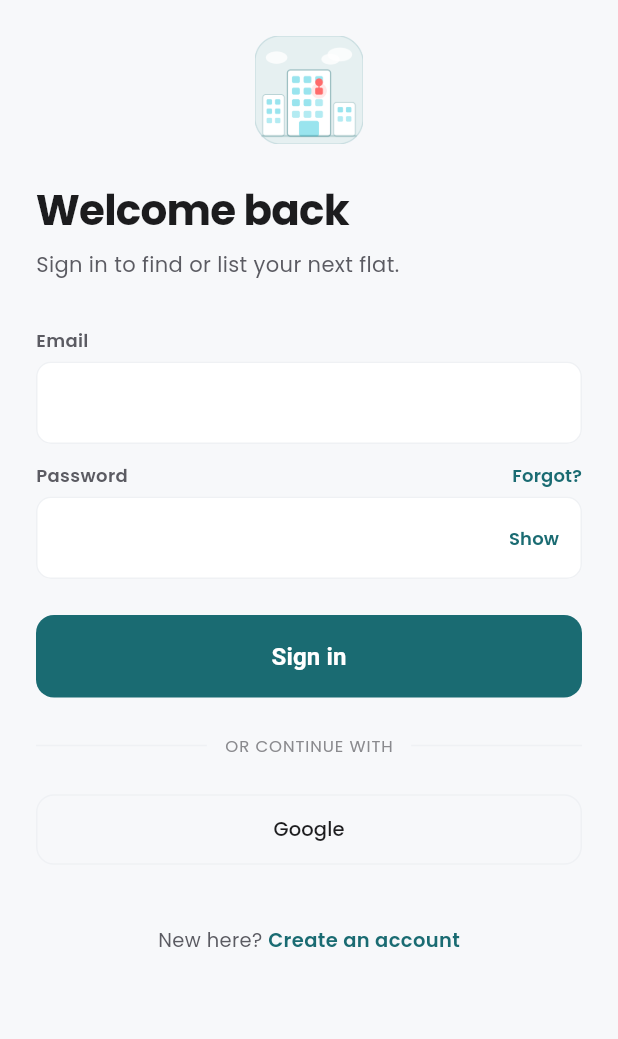
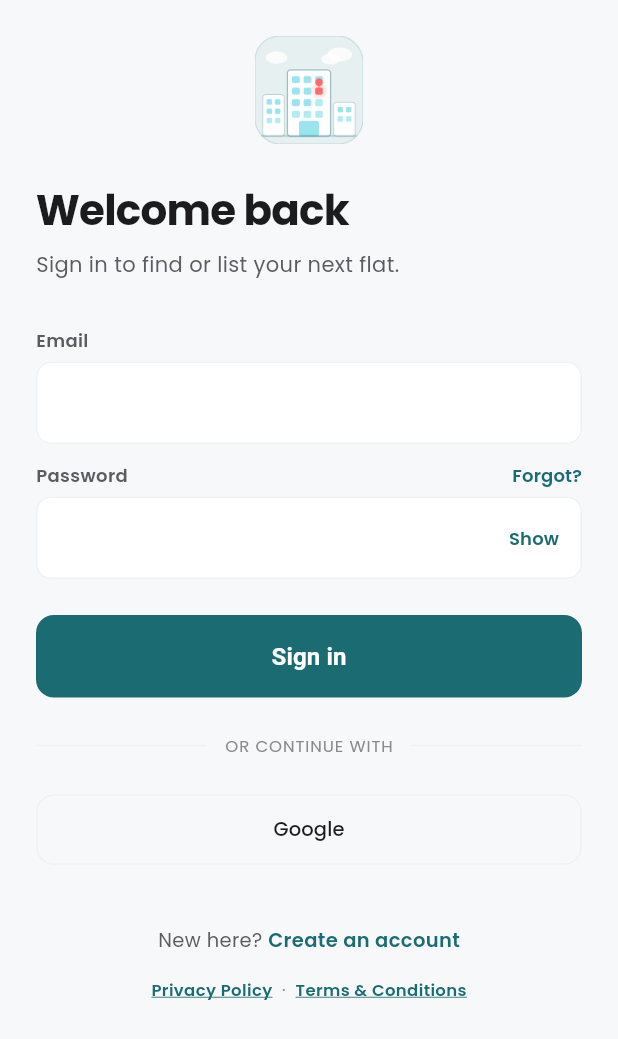
Before and after one commit to Frabbi727/flat_nest, a Flutter app: the screen it shows after launch, after a tap on "Skip", on a phone screen of 412 x 824 dp. Shown: the top 1039 px of the screen. Run offline on Flutter 3.47's test engine with Material 3 defaults, Android fonts, the phone set to English and light mode, and no system bars; our stand-ins replace cached_network_image, cloud_firestore, dio, equatable, firebase_core, firebase_messaging and 14 more; accounts and stored records are empty; network calls fail.

```diff
--- a/lib/app/modules/auth/view/login_view.dart
+++ b/lib/app/modules/auth/view/login_view.dart
@@ -1,6 +1,8 @@
 import 'package:flutter/material.dart';
 import 'package:get/get.dart';
 import '../../../core/localization/translation_keys.dart';
+import '../../../core/network/api_config.dart';
+import '../../../shared/web_view_screen.dart';
 import '../../../theme/app_text_styles.dart';
 import '../../../theme/flat_nest_theme.dart';
 import '../controller/auth_controller.dart';
@@ -42,6 +44,8 @@ class LoginView extends GetView<AuthController> {
               _buildSocialButtons(t),
               const SizedBox(height: 40),
               _buildFooter(t),
+              const SizedBox(height: 16),
+              _buildLegalLinks(t, context),
               const SizedBox(height: 24),
             ],
           ),
@@ -255,6 +259,32 @@ class LoginView extends GetView<AuthController> {
     );
   }
 
+  Widget _buildLegalLinks(FlatNestTheme t, BuildContext context) {
+    final base = ApiConfig.storageBaseUrl;
+    final linkStyle = AppTextStyles.caption.copyWith(
+      color: t.primary,
+      fontWeight: FontWeight.w600,
+      fontSize: 11,
+      decoration: TextDecoration.underline,
+      decorationColor: t.primary,
+    );
+    final sepStyle = AppTextStyles.caption.copyWith(color: t.inkSoft, fontSize: 11);
+    return Row(
+      mainAxisAlignment: MainAxisAlignment.center,
+      children: [
+        GestureDetector(
+          onTap: () => WebViewScreen.open(context, title: 'Privacy Policy', url: '$base/privacy-policy'),
+          child: Text('Privacy Policy', style: linkStyle),
+        ),
+        Text('  ·  ', style: sepStyle),
+        GestureDetector(
+          onTap: () => WebViewScreen.open(context, title: 'Terms & Conditions', url: '$base/terms-and-conditions'),
+          child: Text('Terms & Conditions', style: linkStyle),
+        ),
+      ],
+    );
+  }
+
   InputDecoration _inputDecoration(FlatNestTheme t) {
     return InputDecoration(
       filled: true,
--- a/lib/app/modules/owner/view/create_listing_step_owner_info_view.dart
+++ b/lib/app/modules/owner/view/create_listing_step_owner_info_view.dart
@@ -66,8 +66,9 @@ class CreateListingStepOwnerInfoView extends GetView<CreateListingController> {
             child: TextField(
               controller: controller.ownerPhoneController,
               keyboardType: TextInputType.phone,
+              maxLength: 20,
               style: AppTextStyles.bodyMedium.copyWith(color: t.ink, fontSize: 15),
-              decoration: _inputDeco(t).copyWith(hintText: '01XXXXXXXXX'),
+              decoration: _inputDeco(t).copyWith(hintText: '01XXXXXXXXX', counterText: ''),
             ),
           ),
           _FormGroup(
@@ -76,8 +77,9 @@ class CreateListingStepOwnerInfoView extends GetView<CreateListingController> {
             child: TextField(
               controller: controller.ownerAltPhoneController,
               keyboardType: TextInputType.phone,
+              maxLength: 20,
               style: AppTextStyles.bodyMedium.copyWith(color: t.ink, fontSize: 15),
-              decoration: _inputDeco(t).copyWith(hintText: 'Optional second number'),
+              decoration: _inputDeco(t).copyWith(hintText: 'Optional second number', counterText: ''),
             ),
           ),
           _FormGroup(
--- a/pubspec.yaml
+++ b/pubspec.yaml
@@ -33,6 +33,7 @@ dependencies:
   package_info_plus: ^8.3.0
   flutter_image_compress: ^2.3.0
   cached_network_image: ^3.4.1
+  webview_flutter: ^4.10.0
 
 dev_dependencies:
   flutter_test:
```
Also changed, not shown: lib/app/modules/owner/controller/create_listing_controller.dart (+17 -0 lines), lib/app/modules/owner/view/create_listing_step1_view.dart (+13 -6 lines), lib/app/shared/web_view_screen.dart (added, +102 -0 lines), pubspec.lock, 3 other files.
